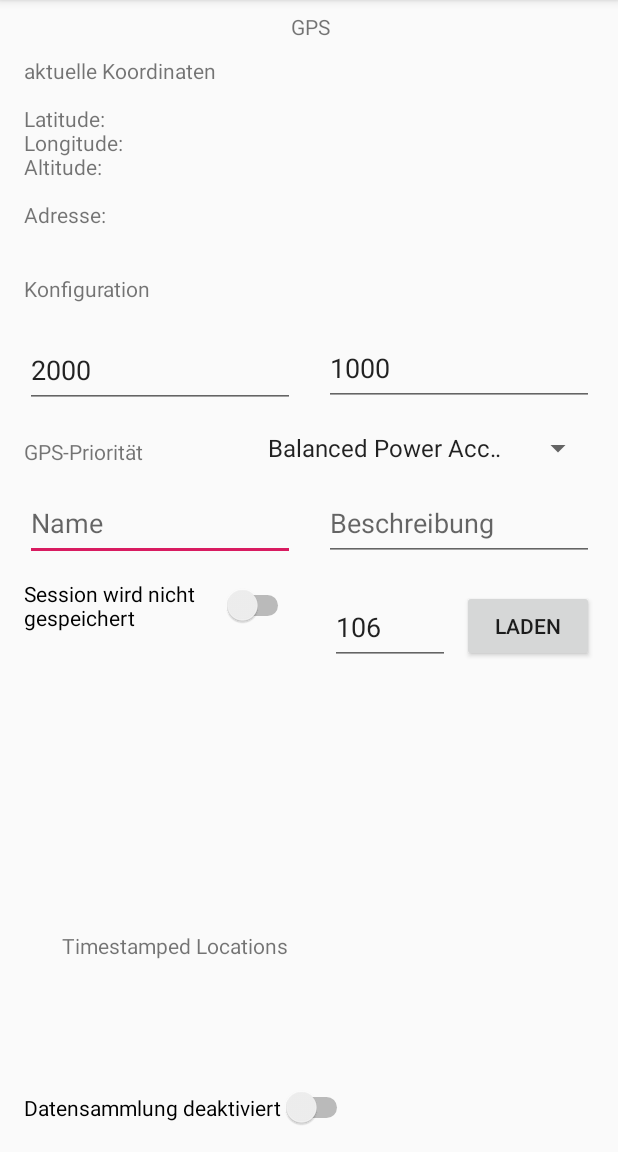
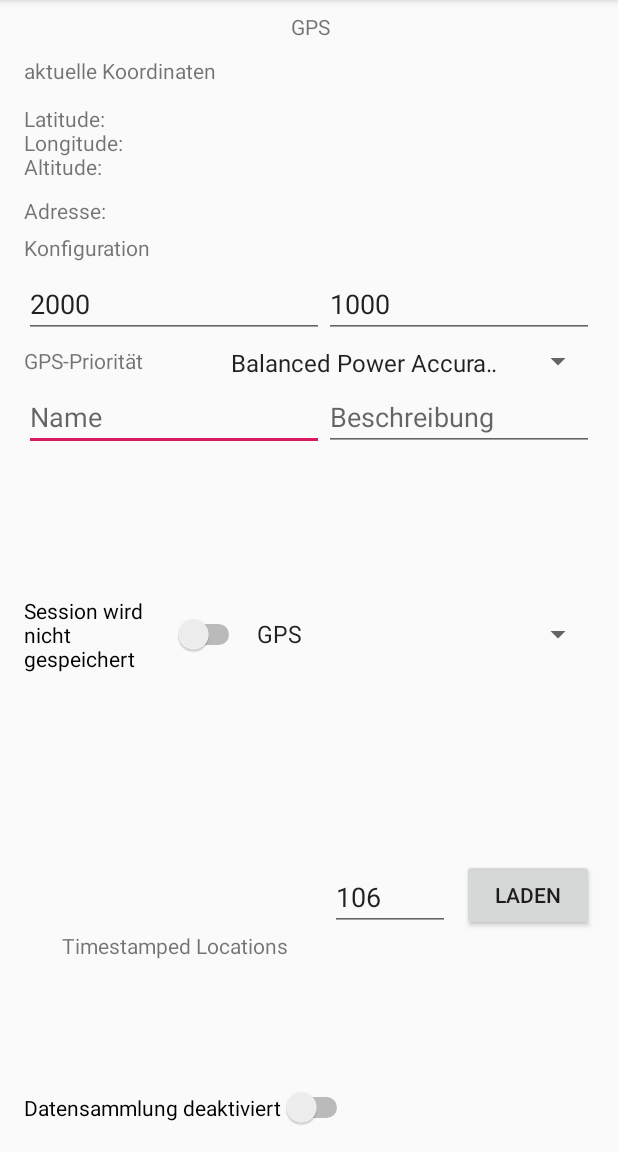
Before and after one commit to magharmi/LokalisierungPraktikum, an Android app: the GPS screen opened directly, with no data from a screen before it, on a phone screen of 412 x 824 dp, the part 84-1236 px from its top. Run offline under Robolectric (Android 15) with nearby library versions, the phone set to English and light mode, and no system bars; our stand-ins replace Volley.

Commit message:
Netzwerkpositionierung eingefügt + GUI verbessert + Daten vom Server ausgeben

```diff
--- a/Praktikum/app/src/main/AndroidManifest.xml
+++ b/Praktikum/app/src/main/AndroidManifest.xml
@@ -2,8 +2,10 @@
 <manifest xmlns:android="http://schemas.android.com/apk/res/android"
     package="com.example.praktikum">
 
+    <uses-permission android:name="android.permission.INTERNET" />
+    <uses-permission android:name="android.permission.ACCESS_NETWORK_STATE" />
     <uses-permission android:name="android.permission.ACCESS_FINE_LOCATION" />
-    <uses-permission android:name="android.permission.INTERNET"/>
+    <uses-permission android:name="android.permission.ACCESS_WIFI_STATE" />
 
     <application
         android:allowBackup="true"
--- a/Praktikum/app/src/main/java/com/example/praktikum/GPS.java
+++ b/Praktikum/app/src/main/java/com/example/praktikum/GPS.java
@@ -4,6 +4,7 @@ import androidx.appcompat.app.AppCompatActivity;
 
 import android.content.Intent;
 import android.location.Location;
+import android.location.LocationManager;
 import android.os.Bundle;
 import android.text.method.ScrollingMovementMethod;
 import android.util.Log;
@@ -23,7 +24,7 @@ public class GPS extends AppCompatActivity {
     Switch switchOnOff, switchSessionSpeichern;
     TextView textViewGPSKoordinaten, textViewAdresse, textViewTimestampedLocations;
     TextInputEditText textInputIntervall, textInputFastestIntervall, textInputName, textInputBeschreibung, textInputTrackid;
-    Spinner spinnerGPSPriority;
+    Spinner spinnerGPSPriority, spinnerGPSNetwork;
     GPSTracker gpsTracker;
     Location location;
     Rest rest;
@@ -57,6 +58,7 @@ public class GPS extends AppCompatActivity {
         textViewTimestampedLocations.setMovementMethod(new ScrollingMovementMethod());
 
         spinnerGPSPriority = findViewById(R.id.spinnerGPSPriority);
+        spinnerGPSNetwork = findViewById(R.id.spinnerGPSNetwork);
 
         buttonLaden = findViewById(R.id.buttonLaden);
 
@@ -69,7 +71,9 @@ public class GPS extends AppCompatActivity {
                 if (isChecked == true) {
                     switchOnOff.setText("Datensammlung aktiviert");
                     konfigurationAktiv(false);
-                    rest.postSession(textInputName.getText().toString(), textInputBeschreibung.getText().toString());
+                    if(sessionSpeichern == true) {
+                        rest.postSession(textInputName.getText().toString(), textInputBeschreibung.getText().toString());
+                    }
                     gpsTracker = new GPSTracker(getApplicationContext());
                     gpsTracker.setLocationRequest(getGPSPriority(), Integer.parseInt(textInputIntervall.getText().toString()), Integer.parseInt(textInputFastestIntervall.getText().toString()));
                     //Log.e("GPSPriority", getGPSPriority()+"");
@@ -112,6 +116,7 @@ public class GPS extends AppCompatActivity {
         textInputFastestIntervall.setEnabled(aktivDeaktiv);
         buttonLaden.setEnabled(aktivDeaktiv);
         textInputTrackid.setEnabled(aktivDeaktiv);
+        spinnerGPSNetwork.setEnabled(aktivDeaktiv);
     }
 
     public int getGPSPriority(){
@@ -120,6 +125,16 @@ public class GPS extends AppCompatActivity {
         return Integer.parseInt(values_GPSPriority[position]);
     }
 
+    public String getGPSNetwork(){
+        if(spinnerGPSNetwork.getSelectedItem().toString().equals("GPS")){
+            return LocationManager.GPS_PROVIDER;
+        }
+        else if(spinnerGPSNetwork.getSelectedItem().toString().equals("Netzwerkpositionierung")){
+            return LocationManager.NETWORK_PROVIDER;
+        }
+        else return null;
+    }
+
     public static GPS getInstance(){
         return gps;
     }
--- a/Praktikum/app/src/main/java/com/example/praktikum/GPSTracker.java
+++ b/Praktikum/app/src/main/java/com/example/praktikum/GPSTracker.java
@@ -45,14 +45,14 @@ public class GPSTracker implements LocationListener {
             return null;
         }
         LocationManager locationManager = (LocationManager) context.getSystemService(Context.LOCATION_SERVICE);
-        boolean isGPSEnabled = locationManager.isProviderEnabled(LocationManager.GPS_PROVIDER);
+        boolean isGPSEnabled = locationManager.isProviderEnabled(GPS.getInstance().getGPSNetwork());
         if(isGPSEnabled){
-            locationManager.requestLocationUpdates(LocationManager.GPS_PROVIDER, 1000,10,this);
-            Location location = locationManager.getLastKnownLocation(LocationManager.GPS_PROVIDER);
+            locationManager.requestLocationUpdates(GPS.getInstance().getGPSNetwork(), 1000,10,this);
+            Location location = locationManager.getLastKnownLocation(GPS.getInstance().getGPSNetwork());
             return location;
         }
         else{
-            Toast.makeText(context,"Bitte GPS aktivieren", Toast.LENGTH_LONG).show();
+            Toast.makeText(context,"Bitte GPS/WIFI aktivieren", Toast.LENGTH_LONG).show();
         }
         return null;
     }
--- a/Praktikum/app/src/main/java/com/example/praktikum/Rest.java
+++ b/Praktikum/app/src/main/java/com/example/praktikum/Rest.java
@@ -57,7 +57,7 @@ public class Rest {
 
     public void getData(){
 
-        String URL="http://pi-bo.dd-dns.de:8080/LM-Server/api/v2/data?teamid=25&trackid=106";
+        String URL="http://pi-bo.dd-dns.de:8080/LM-Server/api/v2/data?teamid=25&trackid="+GPS.getInstance().textInputTrackid.getText().toString();
 
         RequestQueue requestQueue = Volley.newRequestQueue(context.getApplicationContext());
         JsonArrayRequest arrayRequest = new JsonArrayRequest(
@@ -145,6 +145,7 @@ public class Rest {
                     trackid = Integer.parseInt(response);
                     Log.e("trackid", getTrackid()+"");
                     postTrackStarten = true;
+
                     Log.e("postTrackStarten", getPostTrackStarten()+"");
                 }
                     },
--- a/Praktikum/app/src/main/res/layout/activity_gps.xml
+++ b/Praktikum/app/src/main/res/layout/activity_gps.xml
@@ -8,24 +8,23 @@
 
     <Switch
         android:id="@+id/switchSessionSpeichern"
-        android:layout_width="180dp"
+        android:layout_width="0dp"
         android:layout_height="wrap_content"
         android:layout_marginStart="16dp"
-        android:layout_marginTop="12dp"
-        android:layout_marginEnd="215dp"
+        android:layout_marginTop="5dp"
+        android:layout_marginBottom="36dp"
         android:text="Session wird nicht gespeichert"
-        app:layout_constraintEnd_toEndOf="parent"
-        app:layout_constraintHorizontal_bias="0.0"
+        app:layout_constraintBottom_toTopOf="@+id/textInputTrackid"
+        app:layout_constraintEnd_toStartOf="@+id/spinnerGPSNetwork"
         app:layout_constraintStart_toStartOf="parent"
         app:layout_constraintTop_toBottomOf="@+id/textInputName" />
 
     <com.google.android.material.textfield.TextInputEditText
         android:id="@+id/textInputName"
-        android:layout_width="180dp"
-        android:layout_height="50dp"
+        android:layout_width="0dp"
+        android:layout_height="wrap_content"
         android:layout_marginStart="16dp"
-        android:layout_marginTop="13dp"
-        android:layout_marginEnd="19dp"
+        android:layout_marginTop="5dp"
         android:hint="Name"
         android:inputType="text"
         app:layout_constraintEnd_toStartOf="@+id/textInputBeschreibung"
@@ -35,7 +34,7 @@
     <com.google.android.material.textfield.TextInputEditText
         android:id="@+id/textInputBeschreibung"
         android:layout_width="180dp"
-        android:layout_height="50dp"
+        android:layout_height="wrap_content"
         android:layout_marginEnd="16dp"
         android:hint="Beschreibung"
         android:inputType="text"
@@ -45,14 +44,13 @@
     <com.google.android.material.textfield.TextInputEditText
         android:id="@+id/textInputTrackid"
         android:layout_width="80dp"
-        android:layout_height="50dp"
-        android:layout_marginTop="19dp"
+        android:layout_height="0dp"
         android:layout_marginEnd="8dp"
         android:hint="TrackID"
         android:inputType="number"
         android:text="106"
-        app:layout_constraintEnd_toStartOf="@+id/buttonLaden"
-        app:layout_constraintTop_toBottomOf="@+id/textInputBeschreibung" />
+        app:layout_constraintBottom_toTopOf="@+id/textViewTimestampedLocations"
+        app:layout_constraintEnd_toStartOf="@+id/buttonLaden" />
 
     <Switch
         android:id="@+id/switchOnOff"
@@ -81,9 +79,9 @@
     <TextView
         android:id="@+id/textViewUeberschriftKonfiguration"
         android:layout_width="wrap_content"
-        android:layout_height="19dp"
+        android:layout_height="0dp"
         android:layout_marginStart="16dp"
-        android:layout_marginTop="30dp"
+        android:layout_marginTop="5dp"
         android:layout_marginEnd="309dp"
         android:text="Konfiguration"
         app:layout_constraintEnd_toEndOf="parent"
@@ -93,19 +91,30 @@
 
     <Spinner
         android:id="@+id/spinnerGPSPriority"
-        android:layout_width="225dp"
+        android:layout_width="250dp"
         android:layout_height="0dp"
         android:layout_marginEnd="16dp"
         android:entries="@array/spinner_GPSPriority"
         app:layout_constraintBottom_toBottomOf="@+id/textViewGPSPriority"
-        app:layout_constraintEnd_toEndOf="parent" />
+        app:layout_constraintEnd_toEndOf="parent"
+        app:layout_constraintTop_toTopOf="@+id/textViewGPSPriority" />
+
+    <Spinner
+        android:id="@+id/spinnerGPSNetwork"
+        android:layout_width="wrap_content"
+        android:layout_height="24dp"
+        android:layout_marginEnd="16dp"
+        android:entries="@array/spinner_GPSNetwork"
+        app:layout_constraintBottom_toBottomOf="@+id/switchSessionSpeichern"
+        app:layout_constraintEnd_toEndOf="parent"
+        app:layout_constraintTop_toTopOf="@+id/switchSessionSpeichern" />
 
     <TextView
         android:id="@+id/textViewGPSPriority"
         android:layout_width="wrap_content"
         android:layout_height="wrap_content"
         android:layout_marginStart="16dp"
-        android:layout_marginTop="19dp"
+        android:layout_marginTop="5dp"
         android:layout_marginEnd="72dp"
         android:text="GPS-Priorität"
         app:layout_constraintEnd_toStartOf="@+id/spinnerGPSPriority"
@@ -118,7 +127,7 @@
         android:layout_width="wrap_content"
         android:layout_height="wrap_content"
         android:layout_marginStart="16dp"
-        android:layout_marginTop="8dp"
+        android:layout_marginTop="5dp"
         android:text="Adresse:"
         app:layout_constraintStart_toStartOf="parent"
         app:layout_constraintTop_toBottomOf="@+id/textViewGPSKoordinaten" />
@@ -129,7 +138,7 @@
         android:layout_height="88dp"
         android:layout_marginStart="16dp"
         android:layout_marginTop="37dp"
-        android:layout_marginBottom="12dp"
+        android:layout_marginBottom="5dp"
         android:text="aktuelle Koordinaten\n\nLatitude:\nLongitude:\nAltitude:"
         app:layout_constraintBottom_toTopOf="@+id/textViewAdresse"
         app:layout_constraintStart_toStartOf="parent"
@@ -150,11 +159,10 @@
 
     <com.google.android.material.textfield.TextInputEditText
         android:id="@+id/textInputIntervall"
-        android:layout_width="180dp"
-        android:layout_height="50dp"
+        android:layout_width="0dp"
+        android:layout_height="wrap_content"
         android:layout_marginStart="16dp"
-        android:layout_marginTop="20dp"
-        android:layout_marginEnd="19dp"
+        android:layout_marginTop="5dp"
         android:hint="Intervall"
         android:inputType="number"
         android:text="2000"
@@ -165,9 +173,8 @@
     <com.google.android.material.textfield.TextInputEditText
         android:id="@+id/textInputFastestIntervall"
         android:layout_width="180dp"
-        android:layout_height="50dp"
+        android:layout_height="wrap_content"
         android:layout_marginEnd="16dp"
-        android:layout_marginBottom="1dp"
         android:hint="FastestIntervall"
         android:inputType="number|numberDecimal"
         android:text="1000"
@@ -179,7 +186,6 @@
         android:layout_width="wrap_content"
         android:layout_height="wrap_content"
         android:layout_marginEnd="16dp"
-        android:layout_marginBottom="2dp"
         android:text="Laden"
         app:layout_constraintBottom_toBottomOf="@+id/textInputTrackid"
         app:layout_constraintEnd_toEndOf="parent" />
--- a/Praktikum/app/src/main/res/values/strings.xml
+++ b/Praktikum/app/src/main/res/values/strings.xml
@@ -21,6 +21,11 @@
         <item>No Power</item>
     </string-array>
 
+    <string-array name="spinner_GPSNetwork">
+        <item>GPS</item>
+        <item>Netzwerkpositionierung</item>
+    </string-array>
+
     <string-array name="values_GPSPriority">
         <item>102</item>
         <item>100</item>
```
